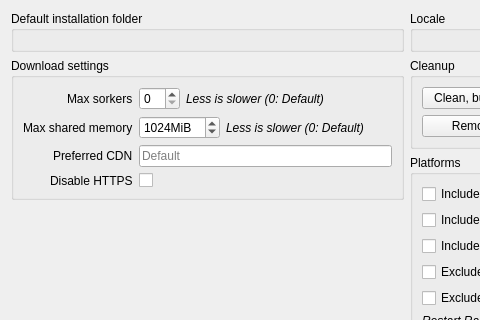
First picture: the form in rare/ui/components/tabs/settings/legendary.ui, repository RareDevs/Rare, before the edit; both pictures show x 0 to 480 and y 0 to 320 of the 608 by 420 pixel window.
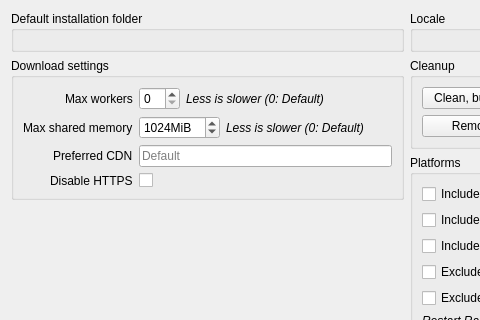
Second picture: the form after the edit.

```diff
--- a/rare/ui/components/tabs/settings/legendary.ui
+++ b/rare/ui/components/tabs/settings/legendary.ui
@@ -48,7 +48,7 @@
            </sizepolicy>
           </property>
           <property name="text">
-           <string>Max sorkers</string>
+           <string>Max workers</string>
           </property>
          </widget>
         </item>
```
